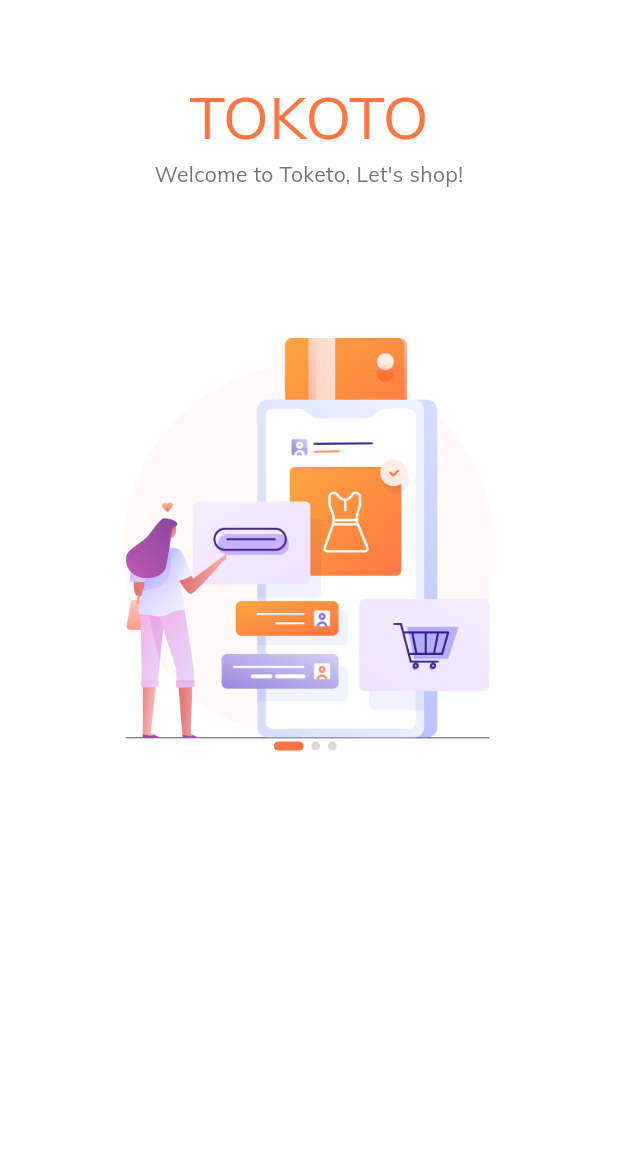
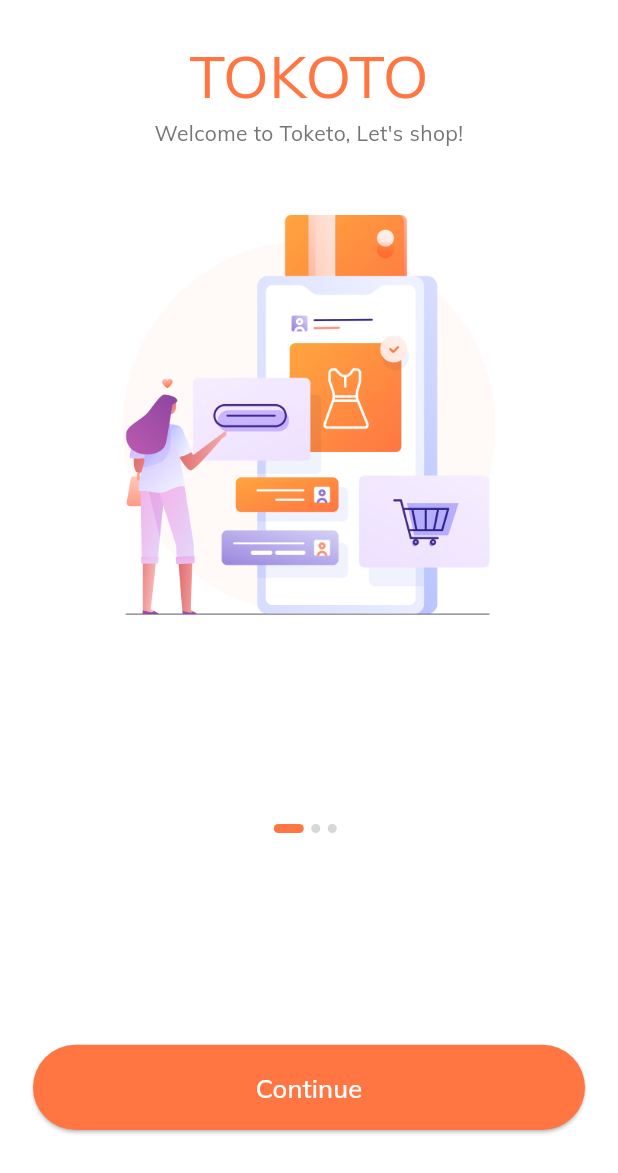
Before and after one commit to 9reis/e-commerce1, a Flutter app: the screen it shows after launch, on a phone screen of 412 x 824 dp. Shown: the top 1173 px of the screen. Run offline on Flutter 3.47's test engine with Material 2 defaults, Android fonts, the phone set to English and light mode, and no system bars.

Commit message:
Bottom Button

```diff
--- a/lib/main.dart
+++ b/lib/main.dart
@@ -1,5 +1,6 @@
 import 'package:ecommerce1/constants.dart';
 import 'package:ecommerce1/screens/spash_screen.dart';
+import 'package:ecommerce1/utils/routes.dart';
 import 'package:flutter/material.dart';
 
 void main() {
@@ -25,7 +26,9 @@ class MyApp extends StatelessWidget {
         colorScheme: ColorScheme.fromSeed(seedColor: Colors.deepPurple),
         useMaterial3: true,
       ),
-      home: SplashScreen(),
+      //home: SplashScreen(),
+      initialRoute: SplashScreen.routeName,
+      routes: routes,
     );
   }
 }
--- a/lib/screens/components/body.dart
+++ b/lib/screens/components/body.dart
@@ -1,6 +1,9 @@
 import 'package:ecommerce1/constants.dart';
 import 'package:ecommerce1/screens/components/splash_content.dart';
+import 'package:ecommerce1/size_config.dart';
 import 'package:flutter/material.dart';
+
+import 'default_button.dart';
 
 class Body extends StatefulWidget {
   const Body({super.key});
@@ -50,16 +53,27 @@ class _BodyState extends State<Body> {
                 ),
               ),
             ),
+            Spacer(),
             Expanded(
               flex: 2,
+              child: Padding(
+                padding: EdgeInsets.symmetric(
+                    horizontal: getProportionateScreenWidth(20)),
                 child: Column(
                   children: [
                     Row(
                       mainAxisAlignment: MainAxisAlignment.center,
                       children: List.generate(
                           splashData.length, (index) => buildDot(index)),
-                  )
+                    ),
+                    Spacer(flex: 4),
+                    DefaultButton(
+                      text: 'Continue',
+                      press: () {},
+                    ),
+                    Spacer(flex: 2),
                   ],
+                ),
               ),
             ),
           ],
--- /dev/null
+++ b/lib/screens/components/default_button.dart
@@ -0,0 +1,30 @@
+import 'package:flutter/material.dart';
+
+import '../../constants.dart';
+import '../../size_config.dart';
+
+class DefaultButton extends StatelessWidget {
+  const DefaultButton({
+    super.key,
+    required this.text,
+    required this.press,
+  });
+  final String text;
+  final Function() press;
+
+  @override
+  Widget build(BuildContext context) {
+    return SizedBox(
+      width: double.infinity,
+      height: getProportionateScreenHeight(56),
+      child: ElevatedButton(
+        child: Text(
+          text,
+          style: TextStyle(color: Colors.white, fontSize: 17),
+        ),
+        style: ElevatedButton.styleFrom(backgroundColor: kPrimaryColor),
+        onPressed: press,
+      ),
+    );
+  }
+}
--- a/lib/screens/spash_screen.dart
+++ b/lib/screens/spash_screen.dart
@@ -4,6 +4,8 @@ import 'package:flutter/material.dart';
 
 class SplashScreen extends StatelessWidget {
   const SplashScreen({super.key});
+
+  static String routeName = 'splash';
 
   @override
   Widget build(BuildContext context) {
--- /dev/null
+++ b/lib/utils/routes.dart
@@ -0,0 +1,8 @@
+import 'package:ecommerce1/screens/spash_screen.dart';
+import 'package:flutter/material.dart';
+
+//We use name route
+// All our routes will be available here
+final Map<String, WidgetBuilder> routes = {
+  SplashScreen.routeName:(context) => SplashScreen(),
+};
```
Lines whose indentation alone changed are shown as unchanged.
